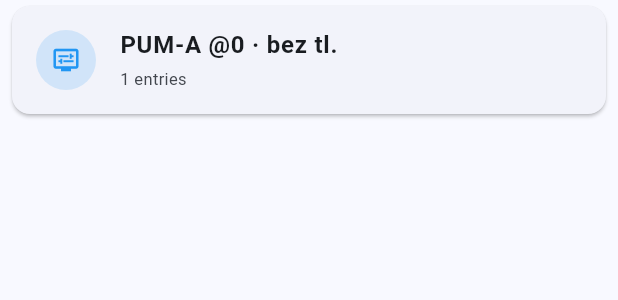
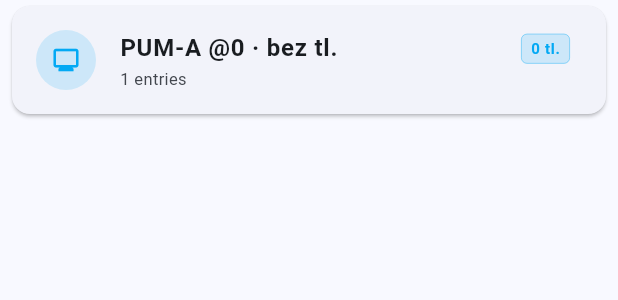
Before and after one commit to myrb1K/P2L-tester, a Flutter app: the ModuleTile widget shown alone on an empty page, opened directly with empty values, on a phone screen of 412 x 824 dp. Shown: the top 300 px of the screen. Run offline on Flutter 3.47's test engine with Material 3 defaults, Android fonts, the phone set to English and light mode, and no system bars; our stand-ins replace shared_preferences; missing offline and left inert: mqtt_client; accounts and stored records are empty.

Commit message:
Odlišení PUM-A variant v UI a rozsahy adres per typ
Barevné odlišení PUM-A podle počtu tlačítek (0/1/2 = lightBlue/blue/indigo)
v chipech detailu jednotky i v ModuleTile. Návrh adresy v AddModuleDialog
respektuje typ: DIST 1–126, PUM-A/B/C 127–246; validace rozsahů doplněna.

Co-Authored-By: Claude Sonnet 4.6 <noreply@anthropic.com>

```diff
--- a/p2l_tester/lib/widgets/module_tile.dart
+++ b/p2l_tester/lib/widgets/module_tile.dart
@@ -19,7 +19,16 @@ class ModuleTile extends StatelessWidget {
   IconData get _icon {
     switch (module.type) {
       case ModuleType.pumA:
-        return Icons.display_settings;
+        switch (module.buttonCount) {
+          case 0:
+            return Icons.monitor;
+          case 1:
+            return Icons.touch_app;
+          case 2:
+            return Icons.ads_click;
+          default:
+            return Icons.display_settings;
+        }
       case ModuleType.pumB:
         return Icons.radio_button_checked;
       case ModuleType.pumC:
@@ -48,7 +57,16 @@ class ModuleTile extends StatelessWidget {
   Color get _color {
     switch (module.type) {
       case ModuleType.pumA:
-        return Colors.blue;
+        switch (module.buttonCount) {
+          case 0:
+            return Colors.lightBlue;
+          case 1:
+            return Colors.blue;
+          case 2:
+            return Colors.indigo;
+          default:
+            return Colors.blue;
+        }
       case ModuleType.pumB:
         return Colors.orange;
       case ModuleType.pumC:
@@ -56,6 +74,19 @@ class ModuleTile extends StatelessWidget {
       case ModuleType.dist:
         return Colors.teal;
     }
+  }
+
+  String? _variantBadge() {
+    if (module.type != ModuleType.pumA) return null;
+    switch (module.buttonCount) {
+      case 0:
+        return '0 tl.';
+      case 1:
+        return module.buttonSide == ButtonSide.left ? '1 tl. L' : '1 tl. P';
+      case 2:
+        return '2 tl.';
+    }
+    return null;
   }
 
   @override
@@ -68,9 +99,33 @@ class ModuleTile extends StatelessWidget {
           backgroundColor: _color.withAlpha(40),
           child: Icon(_icon, color: _color, size: 20),
         ),
-        title: Text(
-          module.displayLabel,
-          style: const TextStyle(fontWeight: FontWeight.w600),
+        title: Row(
+          children: [
+            Expanded(
+              child: Text(
+                module.displayLabel,
+                style: const TextStyle(fontWeight: FontWeight.w600),
+              ),
+            ),
+            if (_variantBadge() != null)
+              Container(
+                margin: const EdgeInsets.only(left: 6),
+                padding: const EdgeInsets.symmetric(horizontal: 6, vertical: 2),
+                decoration: BoxDecoration(
+                  color: _color.withAlpha(40),
+                  borderRadius: BorderRadius.circular(4),
+                  border: Border.all(color: _color.withAlpha(120), width: 0.5),
+                ),
+                child: Text(
+                  _variantBadge()!,
+                  style: TextStyle(
+                    fontSize: 10,
+                    color: _color,
+                    fontWeight: FontWeight.w600,
+                  ),
+                ),
+              ),
+          ],
         ),
         subtitle: Text(
           _subtitle(),
```
Also changed, not shown: p2l_tester/lib/screens/unit_detail_screen.dart (+31 -10 lines), p2l_tester/lib/widgets/add_module_dialog.dart (+30 -4 lines).
